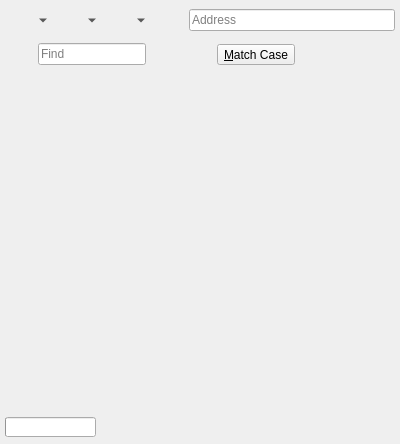
Old version of the form 2.x/UI/dooble_page.ui in the repository textbrowser/dooble.
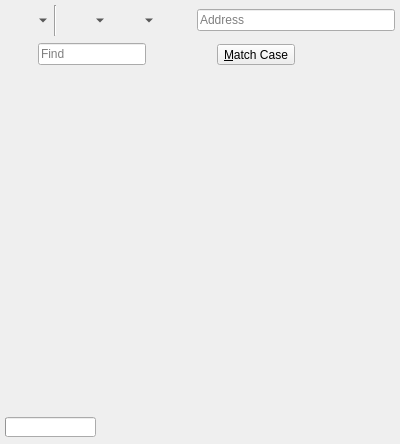
New version of the form. Custom widgets are drawn as their Qt base class.

The edit to the form file:
```diff
--- a/2.x/UI/dooble_page.ui
+++ b/2.x/UI/dooble_page.ui
@@ -62,6 +62,13 @@
        </property>
       </widget>
      </item>
+     <item>
+      <widget class="Line" name="line">
+       <property name="orientation">
+        <enum>Qt::Vertical</enum>
+       </property>
+      </widget>
+     </item>
      <item>
       <widget class="QToolButton" name="backward">
        <property name="toolTip">
```
